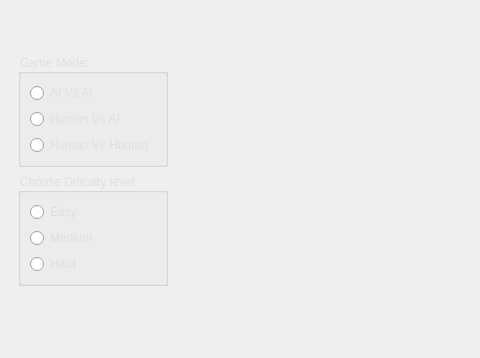
This is src/gui/forms/mainwindow.ui in Moatsm-prog/Othello-Game as Qt 5 draws it before an edit; both pictures show x 0 to 480 and y 205 to 563 of the 1100 by 750 pixel window. The edited form follows.
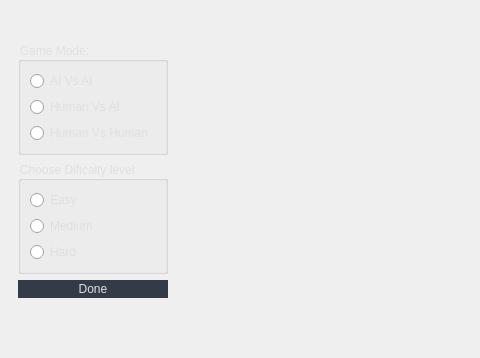
This is the edited form. The open tabs and pages were chosen to show the change. Icons and pictures are not drawn.

Commit message: Integrate Game Options

```diff
--- a/src/gui/forms/mainwindow.ui
+++ b/src/gui/forms/mainwindow.ui
@@ -819,6 +819,13 @@
              </item>
             </layout>
            </item>
+           <item>
+            <widget class="QPushButton" name="optionButton">
+             <property name="text">
+              <string>Done</string>
+             </property>
+            </widget>
+           </item>
           </layout>
          </widget>
         </item>
```
Left out of the diff: 2 changed lines with no effect on the pictures. The commit also changes 3 other files.
